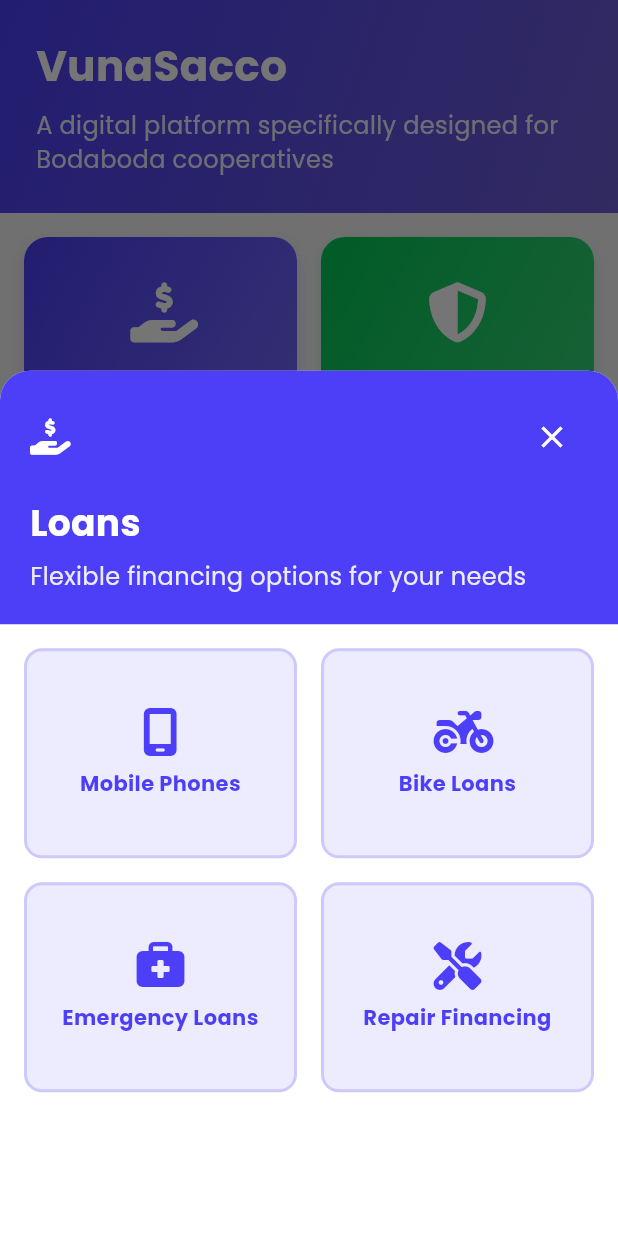
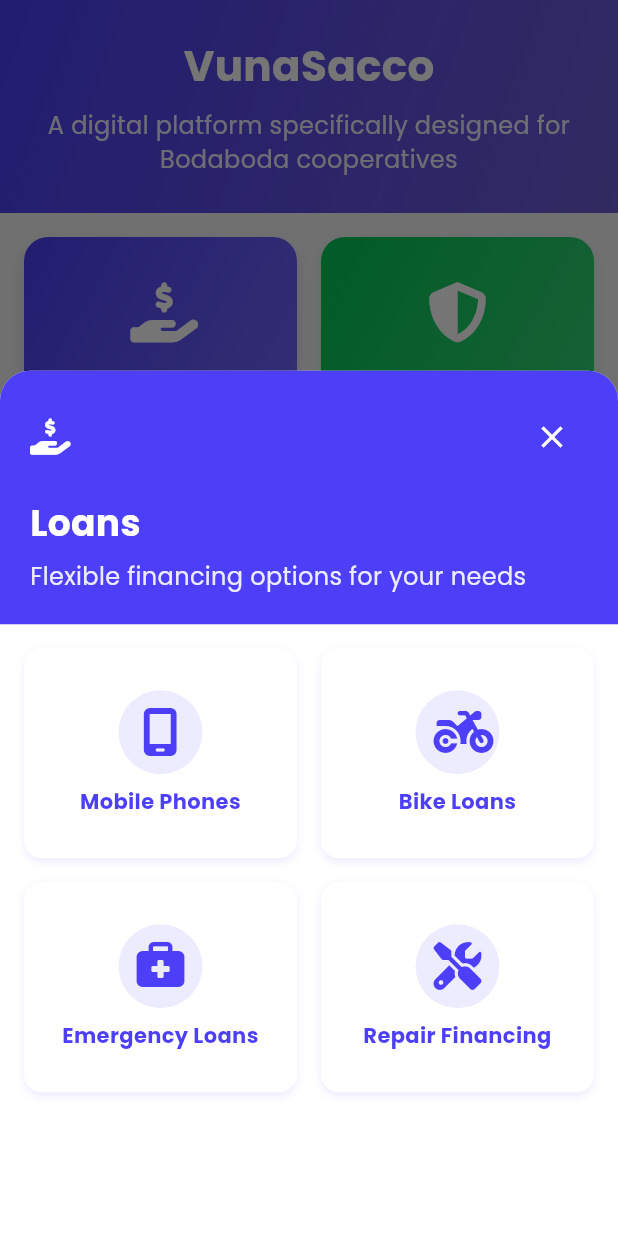
Before and after one commit to kimani-derrick/flutterVunaApp, a Flutter app: the screen it shows after launch, after a tap on "Loans", on a phone screen of 412 x 824 dp. Run offline on Flutter 3.47's test engine with Material 3 defaults, Android fonts, the phone set to English and light mode, and no system bars; our stand-ins replace dio, flutter_secure_storage, font_awesome_flutter, google_fonts, logger, shared_preferences; statements that could not run were skipped.

Commit message:
cleaing up marketplace screen

```diff
--- a/lib/screens/marketplace_screen.dart
+++ b/lib/screens/marketplace_screen.dart
@@ -15,25 +15,18 @@ class _MarketplaceScreenState extends State<MarketplaceScreen> {
       'title': 'Loans',
       'icon': FontAwesomeIcons.handHoldingDollar,
       'color': const Color(0xFF4C3FF7),
-      'image':
-          'https://images.unsplash.com/photo-1556742111-a301076d9d18?ixlib=rb-4.0.3&q=85&w=1600&auto=format',
       'description': 'Flexible financing options for your needs',
       'subcategories': [
         {'name': 'Mobile Phones', 'icon': FontAwesomeIcons.mobileScreen},
         {'name': 'Bike Loans', 'icon': FontAwesomeIcons.motorcycle},
         {'name': 'Emergency Loans', 'icon': FontAwesomeIcons.briefcaseMedical},
-        {
-          'name': 'Repair Financing',
-          'icon': FontAwesomeIcons.screwdriverWrench
-        },
+        {'name': 'Repair Financing', 'icon': FontAwesomeIcons.screwdriverWrench}
       ]
     },
     {
       'title': 'Insurance',
       'icon': FontAwesomeIcons.shieldHalved,
       'color': const Color(0xFF00C853),
-      'image':
-          'https://images.unsplash.com/photo-1450101499163-c8848c66ca85?ixlib=rb-4.0.3&q=85&w=1600&auto=format',
       'description': 'Protect yourself and your business',
       'subcategories': [
         {'name': 'Bike Insurance', 'icon': FontAwesomeIcons.motorcycle},
@@ -42,92 +35,80 @@ class _MarketplaceScreenState extends State<MarketplaceScreen> {
           'name': 'Personal Accident',
           'icon': FontAwesomeIcons.personCircleCheck
         },
-        {'name': 'Business Cover', 'icon': FontAwesomeIcons.buildingShield},
+        {'name': 'Business Cover', 'icon': FontAwesomeIcons.buildingShield}
       ]
     },
     {
       'title': 'Savings',
       'icon': FontAwesomeIcons.piggyBank,
       'color': const Color(0xFF2196F3),
-      'image':
-          'https://images.unsplash.com/photo-1579621970563-ebec7560ff3e?ixlib=rb-4.0.3&q=85&w=1600&auto=format',
       'description': 'Secure your future with smart savings',
       'subcategories': [
         {'name': 'Daily Savings', 'icon': FontAwesomeIcons.wallet},
         {'name': 'Fixed Deposits', 'icon': FontAwesomeIcons.vault},
         {'name': 'Goal Savings', 'icon': FontAwesomeIcons.bullseye},
-        {'name': 'Emergency Fund', 'icon': FontAwesomeIcons.umbrellaBeach},
+        {'name': 'Emergency Fund', 'icon': FontAwesomeIcons.umbrellaBeach}
       ]
     },
     {
       'title': 'Merry Go Rounds',
       'icon': FontAwesomeIcons.peopleGroup,
       'color': const Color(0xFFFF5722),
-      'image':
-          'https://images.unsplash.com/photo-1582213782179-e0d53f98f2ca?ixlib=rb-4.0.3&q=85&w=1600&auto=format',
       'description': 'Join group savings and support each other',
       'subcategories': [
         {'name': 'Daily Groups', 'icon': FontAwesomeIcons.userGroup},
         {'name': 'Weekly Groups', 'icon': FontAwesomeIcons.users},
         {'name': 'Monthly Groups', 'icon': FontAwesomeIcons.peopleRoof},
-        {'name': 'Create Group', 'icon': FontAwesomeIcons.userPlus},
+        {'name': 'Create Group', 'icon': FontAwesomeIcons.userPlus}
       ]
     },
     {
       'title': 'Green Mobility',
       'icon': FontAwesomeIcons.leaf,
       'color': const Color(0xFF4CAF50),
-      'image':
-          'https://images.unsplash.com/photo-1582213782179-e0d53f98f2ca?ixlib=rb-4.0.3&q=85&w=1600&auto=format',
       'description': 'Earn rewards for eco-friendly choices',
       'subcategories': [
         {'name': 'Electric Bikes', 'icon': FontAwesomeIcons.bolt},
         {'name': 'Carbon Credits', 'icon': FontAwesomeIcons.earthAfrica},
         {'name': 'Battery Charging', 'icon': FontAwesomeIcons.batteryHalf},
-        {'name': 'Battery Swap', 'icon': FontAwesomeIcons.arrowsRotate},
+        {'name': 'Battery Swap', 'icon': FontAwesomeIcons.arrowsRotate}
       ]
     },
     {
       'title': 'Discounts',
       'icon': FontAwesomeIcons.tags,
       'color': const Color(0xFFFF9800),
-      'image':
-          'https://images.unsplash.com/photo-1607082349566-187342175e2f?ixlib=rb-4.0.3&q=85&w=1600&auto=format',
       'description': 'Exclusive deals for members',
       'subcategories': [
         {'name': 'Bike Deals', 'icon': FontAwesomeIcons.motorcycle},
         {'name': 'Fuel Discounts', 'icon': FontAwesomeIcons.gasPump},
         {'name': 'Tyre Offers', 'icon': FontAwesomeIcons.ring},
-        {'name': 'Spare Parts', 'icon': FontAwesomeIcons.gear},
+        {'name': 'Spare Parts', 'icon': FontAwesomeIcons.gear}
       ]
     },
     {
       'title': 'Boda Jobs',
       'icon': FontAwesomeIcons.briefcase,
       'color': const Color(0xFF9C27B0),
-      'image':
-          'https://images.unsplash.com/photo-1669824774762-6b44c09de0f3?ixlib=rb-4.0.3&q=85&w=1600&auto=format',
       'description': 'Find opportunities and grow',
       'subcategories': [
         {'name': 'Deliveries', 'icon': FontAwesomeIcons.box},
         {'name': 'Advertising', 'icon': FontAwesomeIcons.ad},
         {'name': 'Booking Agent', 'icon': FontAwesomeIcons.userTie},
         {'name': 'First Responder', 'icon': FontAwesomeIcons.kitMedical},
-        {'name': 'General Tasks', 'icon': FontAwesomeIcons.listCheck},
+        {'name': 'General Tasks', 'icon': FontAwesomeIcons.listCheck}
       ]
     },
     {
       'title': 'Training & Safety',
       'icon': FontAwesomeIcons.graduationCap,
       'color': const Color(0xFF3F51B5),
-      'image':
-          'https://images.unsplash.com/photo-1434626881859-194d67b2b86f?ixlib=rb-4.0.3&q=85&w=1600&auto=format',
       'description': 'Learn and stay safe on the road',
       'subcategories': [
         {'name': 'Online Courses', 'icon': FontAwesomeIcons.laptop},
         {'name': 'Get Certified', 'icon': FontAwesomeIcons.certificate},
         {'name': 'Safety Alerts', 'icon': FontAwesomeIcons.bell},
-        {'name': 'Road Rules', 'icon': FontAwesomeIcons.trafficLight},
+        {'name': 'Road Rules', 'icon': FontAwesomeIcons.trafficLight}
       ]
     },
   ];
@@ -203,36 +184,8 @@ class _MarketplaceScreenState extends State<MarketplaceScreen> {
                     final subcategory = category['subcategories'][index];
                     return GestureDetector(
                       onTap: () => _showLoginDialog(context),
-                      child: Container(
-                        decoration: BoxDecoration(
-                          color: category['color'].withOpacity(0.1),
-                          borderRadius: BorderRadius.circular(12),
-                          border: Border.all(
-                            color: category['color'].withOpacity(0.2),
-                            width: 2,
-                          ),
-                        ),
-                        child: Column(
-                          mainAxisAlignment: MainAxisAlignment.center,
-                          children: [
-                            Icon(
-                              subcategory['icon'],
-                              color: category['color'],
-                              size: 32,
-                            ),
-                            const SizedBox(height: 8),
-                            Text(
-                              subcategory['name'],
-                              style: TextStyle(
-                                color: category['color'],
-                                fontSize: 14,
-                                fontWeight: FontWeight.bold,
-                              ),
-                              textAlign: TextAlign.center,
-                            ),
-                          ],
-                        ),
-                      ),
+                      child:
+                          _buildSubcategoryCard(subcategory, category['color']),
                     );
                   },
                 ),
@@ -274,61 +227,8 @@ class _MarketplaceScreenState extends State<MarketplaceScreen> {
     );
   }
 
-  @override
-  Widget build(BuildContext context) {
-    return Scaffold(
-      backgroundColor: Colors.grey[100],
-      body: SafeArea(
-        child: CustomScrollView(
-          slivers: [
-            SliverToBoxAdapter(
-              child: Container(
-                padding: const EdgeInsets.all(24),
-                decoration: const BoxDecoration(
-                  gradient: LinearGradient(
-                    begin: Alignment.topLeft,
-                    end: Alignment.bottomRight,
-                    colors: [Color(0xFF4C3FF7), Color(0xFF6C5DD3)],
-                  ),
-                ),
-                child: Column(
-                  crossAxisAlignment: CrossAxisAlignment.start,
-                  children: [
-                    const Text(
-                      'VunaSacco',
-                      style: TextStyle(
-                        color: Colors.white,
-                        fontSize: 28,
-                        fontWeight: FontWeight.bold,
-                      ),
-                    ),
-                    const SizedBox(height: 8),
-                    Text(
-                      'A digital platform specifically designed for Bodaboda cooperatives',
-                      style: TextStyle(
-                        color: Colors.white.withOpacity(0.9),
-                        fontSize: 16,
-                      ),
-                    ),
-                  ],
-                ),
-              ),
-            ),
-            SliverPadding(
-              padding: const EdgeInsets.all(16),
-              sliver: SliverGrid(
-                gridDelegate: const SliverGridDelegateWithFixedCrossAxisCount(
-                  crossAxisCount: 2,
-                  childAspectRatio: 0.85,
-                  crossAxisSpacing: 16,
-                  mainAxisSpacing: 16,
-                ),
-                delegate: SliverChildBuilderDelegate(
-                  (context, index) {
-                    final category = _categories[index];
-                    return GestureDetector(
-                      onTap: () => _showSubcategories(context, category),
-                      child: Container(
+  Widget _buildMainCard(Map<String, dynamic> category) {
+    return Container(
       decoration: BoxDecoration(
         color: Colors.white,
         borderRadius: BorderRadius.circular(16),
@@ -341,7 +241,6 @@ class _MarketplaceScreenState extends State<MarketplaceScreen> {
         ],
       ),
       child: Column(
-                          crossAxisAlignment: CrossAxisAlignment.start,
         children: [
           Container(
             height: 100,
@@ -369,7 +268,6 @@ class _MarketplaceScreenState extends State<MarketplaceScreen> {
           Padding(
             padding: const EdgeInsets.all(12),
             child: Column(
-                                crossAxisAlignment: CrossAxisAlignment.start,
               children: [
                 Text(
                   category['title'],
@@ -379,6 +277,7 @@ class _MarketplaceScreenState extends State<MarketplaceScreen> {
                   ),
                   maxLines: 1,
                   overflow: TextOverflow.ellipsis,
+                  textAlign: TextAlign.center,
                 ),
                 const SizedBox(height: 4),
                 Text(
@@ -389,16 +288,179 @@ class _MarketplaceScreenState extends State<MarketplaceScreen> {
                   ),
                   maxLines: 2,
                   overflow: TextOverflow.ellipsis,
+                  textAlign: TextAlign.center,
                 ),
               ],
             ),
           ),
         ],
       ),
+    );
+  }
+
+  Widget _buildSubcategoryCard(Map<String, dynamic> subcategory, Color color) {
+    return Container(
+      decoration: BoxDecoration(
+        color: Colors.white,
+        borderRadius: BorderRadius.circular(12),
+        boxShadow: [
+          BoxShadow(
+            color: color.withOpacity(0.1),
+            blurRadius: 4,
+            offset: const Offset(0, 2),
+          ),
+        ],
+      ),
+      child: Column(
+        mainAxisAlignment: MainAxisAlignment.center,
+        children: [
+          Container(
+            padding: const EdgeInsets.all(12),
+            decoration: BoxDecoration(
+              color: color.withOpacity(0.1),
+              shape: BoxShape.circle,
+            ),
+            child: Icon(
+              subcategory['icon'],
+              color: color,
+              size: 32,
+            ),
+          ),
+          const SizedBox(height: 8),
+          Padding(
+            padding: const EdgeInsets.symmetric(horizontal: 8),
+            child: Text(
+              subcategory['name'],
+              style: TextStyle(
+                color: color,
+                fontSize: 14,
+                fontWeight: FontWeight.bold,
+              ),
+              textAlign: TextAlign.center,
+              maxLines: 2,
+              overflow: TextOverflow.ellipsis,
+            ),
+          ),
+        ],
+      ),
+    );
+  }
+
+  @override
+  Widget build(BuildContext context) {
+    return Scaffold(
+      backgroundColor: Colors.grey[100],
+      body: SafeArea(
+        child: CustomScrollView(
+          slivers: [
+            SliverToBoxAdapter(
+              child: Container(
+                padding: const EdgeInsets.all(24),
+                decoration: const BoxDecoration(
+                  gradient: LinearGradient(
+                    begin: Alignment.topLeft,
+                    end: Alignment.bottomRight,
+                    colors: [Color(0xFF4C3FF7), Color(0xFF6C5DD3)],
+                  ),
+                ),
+                child: Column(
+                  children: [
+                    const Center(
+                      child: Text(
+                        'VunaSacco',
+                        style: TextStyle(
+                          color: Colors.white,
+                          fontSize: 28,
+                          fontWeight: FontWeight.bold,
+                        ),
+                      ),
+                    ),
+                    const SizedBox(height: 8),
+                    Text(
+                      'A digital platform specifically designed for Bodaboda cooperatives',
+                      style: TextStyle(
+                        color: Colors.white.withOpacity(0.9),
+                        fontSize: 16,
+                      ),
+                      textAlign: TextAlign.center,
+                    ),
+                  ],
+                ),
+              ),
+            ),
+            SliverPadding(
+              padding: const EdgeInsets.all(16),
+              sliver: SliverGrid(
+                gridDelegate: const SliverGridDelegateWithFixedCrossAxisCount(
+                  crossAxisCount: 2,
+                  childAspectRatio: 0.85,
+                  crossAxisSpacing: 16,
+                  mainAxisSpacing: 16,
+                ),
+                delegate: SliverChildBuilderDelegate(
+                  (context, index) {
+                    final category = _categories[index];
+                    return GestureDetector(
+                      onTap: () => _showSubcategories(context, category),
+                      child: _buildMainCard(category),
+                    );
+                  },
+                  childCount: _categories.length,
+                ),
+              ),
+            ),
+            SliverToBoxAdapter(
+              child: Padding(
+                padding: const EdgeInsets.all(24.0),
+                child: Column(
+                  children: [
+                    const SizedBox(height: 16),
+                    Container(
+                      width: double.infinity,
+                      height: 56,
+                      decoration: BoxDecoration(
+                        gradient: const LinearGradient(
+                          begin: Alignment.topLeft,
+                          end: Alignment.bottomRight,
+                          colors: [Color(0xFF4C3FF7), Color(0xFF6C5DD3)],
+                        ),
+                        borderRadius: BorderRadius.circular(16),
+                        boxShadow: [
+                          BoxShadow(
+                            color: const Color(0xFF4C3FF7).withOpacity(0.3),
+                            blurRadius: 8,
+                            offset: const Offset(0, 4),
+                          ),
+                        ],
+                      ),
+                      child: Material(
+                        color: Colors.transparent,
+                        child: InkWell(
+                          onTap: () {
+                            Navigator.push(
+                              context,
+                              MaterialPageRoute(
+                                builder: (context) => const LoginScreen(),
                               ),
                             );
                           },
-                  childCount: _categories.length,
+                          borderRadius: BorderRadius.circular(16),
+                          child: const Center(
+                            child: Text(
+                              'Get Started',
+                              style: TextStyle(
+                                color: Colors.white,
+                                fontSize: 18,
+                                fontWeight: FontWeight.bold,
+                                letterSpacing: 0.5,
+                              ),
+                            ),
+                          ),
+                        ),
+                      ),
+                    ),
+                    const SizedBox(height: 32),
+                  ],
                 ),
               ),
             ),
--- a/lib/screens/splash_screen.dart
+++ b/lib/screens/splash_screen.dart
@@ -52,8 +52,18 @@ class _SplashScreenState extends State<SplashScreen>
   @override
   Widget build(BuildContext context) {
     return Scaffold(
-      backgroundColor: const Color(0xFF4C3FF7),
-      body: FadeTransition(
+      body: Container(
+        decoration: const BoxDecoration(
+          gradient: LinearGradient(
+            begin: Alignment.topLeft,
+            end: Alignment.bottomRight,
+            colors: [
+              Color(0xFF4C3FF7),
+              Color(0xFF6C5DD3),
+            ],
+          ),
+        ),
+        child: FadeTransition(
           opacity: _fadeAnimation,
           child: Center(
             child: Column(
@@ -77,6 +87,7 @@ class _SplashScreenState extends State<SplashScreen>
             ),
           ),
         ),
+      ),
     );
   }
 }
--- a/lib/widgets/top_menu_bar.dart
+++ b/lib/widgets/top_menu_bar.dart
@@ -22,8 +22,8 @@ class TopMenuBar extends StatelessWidget {
           begin: Alignment.topLeft,
           end: Alignment.bottomRight,
           colors: [
-            Color(0xFF1E88E5),  // Primary blue
-            Color(0xFF1565C0),  // Darker blue
+            Color(0xFF1E88E5), // Primary blue
+            Color(0xFF1565C0), // Darker blue
           ],
         ),
         borderRadius: BorderRadius.circular(16),
```
Lines whose indentation alone changed are shown as unchanged.
